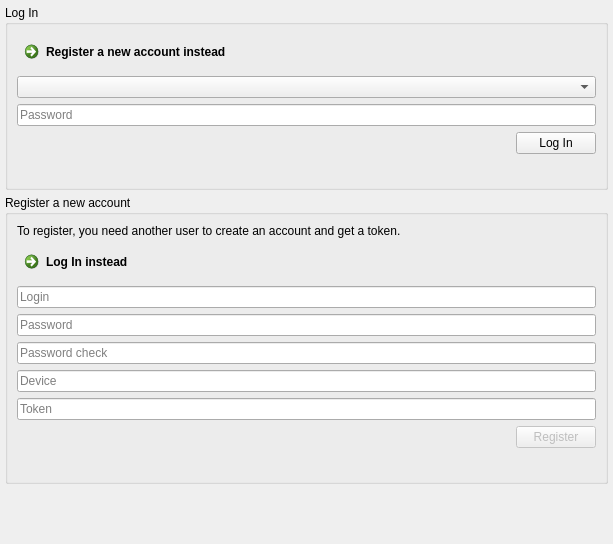
Before: the Qt Designer form parsec/core/gui/forms/login_widget.ui in Scille/parsec-cloud, drawn with Qt 5.
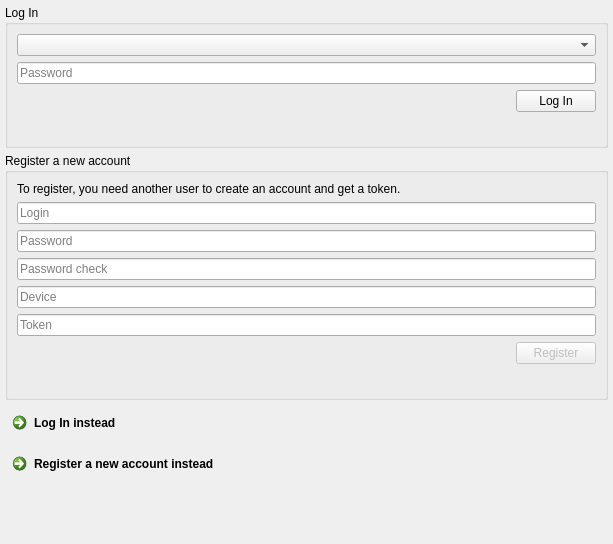
After: the same form once the commit is applied.

Patch:
```diff
--- a/parsec/core/gui/forms/login_widget.ui
+++ b/parsec/core/gui/forms/login_widget.ui
@@ -41,13 +41,6 @@
       <string>Log In</string>
      </property>
      <layout class="QVBoxLayout" name="verticalLayout_2">
-      <item>
-       <widget class="QCommandLinkButton" name="button_claim_instead">
-        <property name="text">
-         <string>Register a new account instead</string>
-        </property>
-       </widget>
-      </item>
       <item>
        <widget class="QComboBox" name="combo_devices"/>
       </item>
@@ -121,13 +114,6 @@
         </property>
        </widget>
       </item>
-      <item>
-       <widget class="QCommandLinkButton" name="button_login_instead">
-        <property name="text">
-         <string>Log In instead</string>
-        </property>
-       </widget>
-      </item>
       <item>
        <widget class="QLineEdit" name="line_edit_claim_login">
         <property name="text">
@@ -219,6 +205,20 @@
      </layout>
     </widget>
    </item>
+   <item>
+    <widget class="QCommandLinkButton" name="button_login_instead">
+     <property name="text">
+      <string>Log In instead</string>
+     </property>
+    </widget>
+   </item>
+   <item>
+    <widget class="QCommandLinkButton" name="button_claim_instead">
+     <property name="text">
+      <string>Register a new account instead</string>
+     </property>
+    </widget>
+   </item>
    <item>
     <spacer name="verticalSpacer">
      <property name="orientation">
```
Left out of the diff: 64 changed lines with no effect on the pictures.
